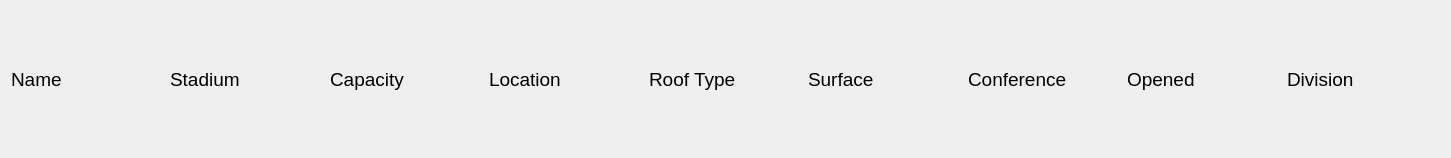
First picture: the form in NFLProject/W_SortedList.ui, repository kirtanbhatt1/Project-2, before the edit.
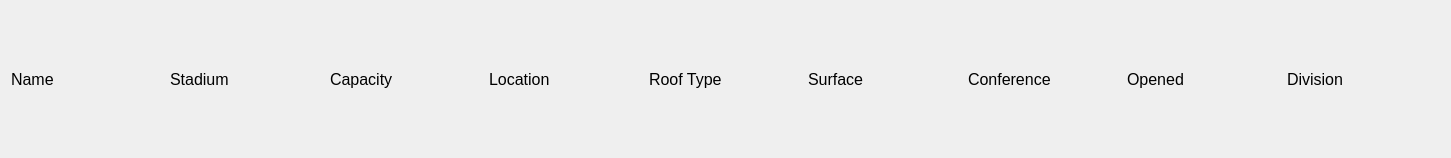
Second picture: the form after the edit.

Commit message: Display Sorted and functions

```diff
--- a/NFLProject/W_SortedList.ui
+++ b/NFLProject/W_SortedList.ui
@@ -16,12 +16,15 @@
   <layout class="QVBoxLayout" name="verticalLayout">
    <item>
     <layout class="QHBoxLayout" name="horizontalLayout">
+     <property name="spacing">
+      <number>6</number>
+     </property>
      <item>
       <widget class="QLabel" name="L_Name">
        <property name="font">
         <font>
          <family>Yu Gothic UI</family>
-         <pointsize>14</pointsize>
+         <pointsize>12</pointsize>
         </font>
        </property>
        <property name="contextMenuPolicy">
@@ -33,6 +36,9 @@
        <property name="alignment">
         <set>Qt::AlignLeading|Qt::AlignLeft|Qt::AlignVCenter</set>
        </property>
+       <property name="wordWrap">
+        <bool>true</bool>
+       </property>
        <property name="margin">
         <number>10</number>
        </property>
@@ -46,7 +52,7 @@
        <property name="font">
         <font>
          <family>Yu Gothic UI</family>
-         <pointsize>14</pointsize>
+         <pointsize>12</pointsize>
         </font>
        </property>
        <property name="text">
@@ -55,6 +61,9 @@
        <property name="alignment">
         <set>Qt::AlignLeading|Qt::AlignLeft|Qt::AlignVCenter</set>
        </property>
+       <property name="wordWrap">
+        <bool>true</bool>
+       </property>
        <property name="margin">
         <number>10</number>
        </property>
@@ -68,7 +77,7 @@
        <property name="font">
         <font>
          <family>Yu Gothic UI</family>
-         <pointsize>14</pointsize>
+         <pointsize>12</pointsize>
         </font>
        </property>
        <property name="text">
@@ -77,6 +86,9 @@
        <property name="alignment">
         <set>Qt::AlignLeading|Qt::AlignLeft|Qt::AlignVCenter</set>
        </property>
+       <property name="wordWrap">
+        <bool>true</bool>
+       </property>
        <property name="margin">
         <number>10</number>
        </property>
@@ -90,7 +102,7 @@
        <property name="font">
         <font>
          <family>Yu Gothic UI</family>
-         <pointsize>14</pointsize>
+         <pointsize>12</pointsize>
         </font>
        </property>
        <property name="text">
@@ -99,6 +111,9 @@
        <property name="alignment">
         <set>Qt::AlignLeading|Qt::AlignLeft|Qt::AlignVCenter</set>
        </property>
+       <property name="wordWrap">
+        <bool>true</bool>
+       </property>
        <property name="margin">
         <number>10</number>
        </property>
@@ -112,7 +127,7 @@
        <property name="font">
         <font>
          <family>Yu Gothic UI</family>
-         <pointsize>14</pointsize>
+         <pointsize>12</pointsize>
         </font>
        </property>
        <property name="text">
@@ -121,6 +136,9 @@
        <property name="alignment">
         <set>Qt::AlignLeading|Qt::AlignLeft|Qt::AlignVCenter</set>
        </property>
+       <property name="wordWrap">
+        <bool>true</bool>
+       </property>
        <property name="margin">
         <number>10</number>
        </property>
@@ -134,7 +152,7 @@
        <property name="font">
         <font>
          <family>Yu Gothic UI</family>
-         <pointsize>14</pointsize>
+         <pointsize>12</pointsize>
         </font>
        </property>
        <property name="text">
@@ -143,6 +161,9 @@
        <property name="alignment">
         <set>Qt::AlignLeading|Qt::AlignLeft|Qt::AlignVCenter</set>
        </property>
+       <property name="wordWrap">
+        <bool>true</bool>
+       </property>
        <property name="margin">
         <number>10</number>
        </property>
@@ -156,7 +177,7 @@
        <property name="font">
         <font>
          <family>Yu Gothic UI</family>
-         <pointsize>14</pointsize>
+         <pointsize>12</pointsize>
         </font>
        </property>
        <property name="text">
@@ -165,6 +186,9 @@
        <property name="alignment">
         <set>Qt::AlignLeading|Qt::AlignLeft|Qt::AlignVCenter</set>
        </property>
+       <property name="wordWrap">
+        <bool>true</bool>
+       </property>
        <property name="margin">
         <number>10</number>
        </property>
@@ -178,7 +202,7 @@
        <property name="font">
         <font>
          <family>Yu Gothic UI</family>
-         <pointsize>14</pointsize>
+         <pointsize>12</pointsize>
         </font>
        </property>
        <property name="text">
@@ -187,6 +211,9 @@
        <property name="alignment">
         <set>Qt::AlignLeading|Qt::AlignLeft|Qt::AlignVCenter</set>
        </property>
+       <property name="wordWrap">
+        <bool>true</bool>
+       </property>
        <property name="margin">
         <number>10</number>
        </property>
@@ -200,7 +227,7 @@
        <property name="font">
         <font>
          <family>Yu Gothic UI</family>
-         <pointsize>14</pointsize>
+         <pointsize>12</pointsize>
         </font>
        </property>
        <property name="text">
@@ -209,6 +236,9 @@
        <property name="alignment">
         <set>Qt::AlignLeading|Qt::AlignLeft|Qt::AlignVCenter</set>
        </property>
+       <property name="wordWrap">
+        <bool>true</bool>
+       </property>
        <property name="margin">
         <number>10</number>
        </property>
```
The commit also changes 8 other files.
